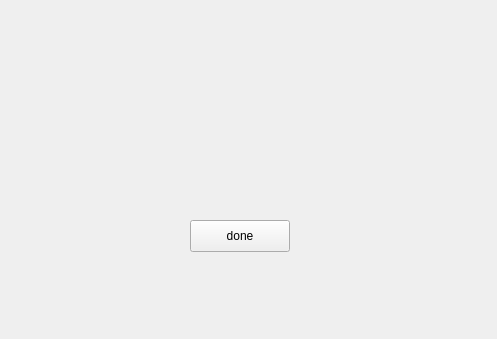
ReneeTong/a8-edu-app, file s4Complete.ui: the form before one commit.
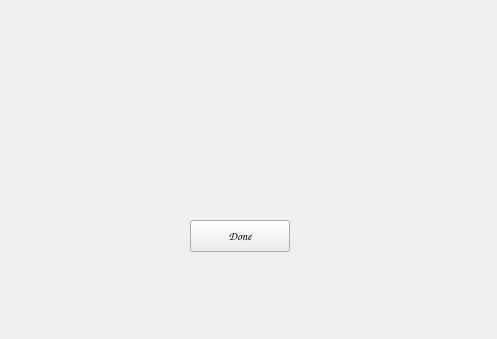
The form after the commit.

```diff
--- a/s4Complete.ui
+++ b/s4Complete.ui
@@ -22,8 +22,14 @@
      <height>32</height>
     </rect>
    </property>
+   <property name="font">
+    <font>
+     <family>Comic Sans MS</family>
+     <bold>true</bold>
+    </font>
+   </property>
    <property name="text">
-    <string>done</string>
+    <string>Done</string>
    </property>
   </widget>
  </widget>
```
